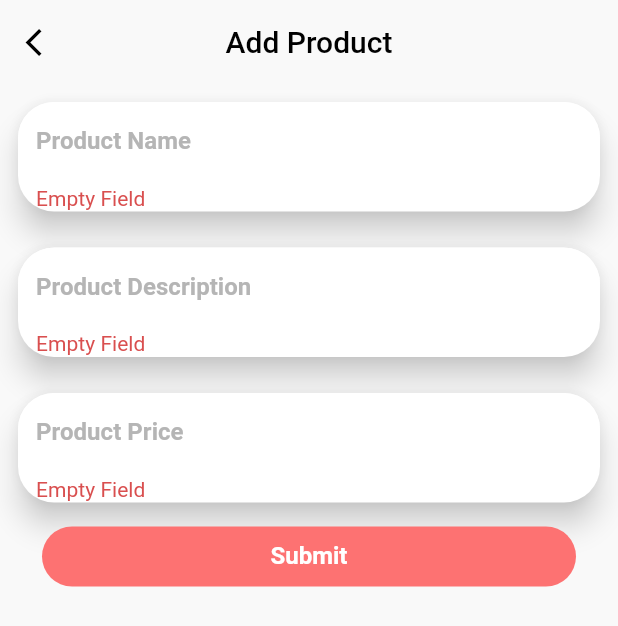
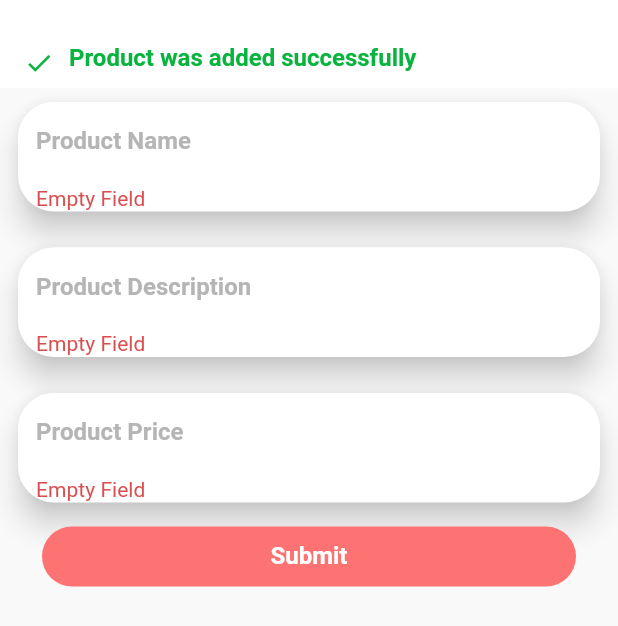
Before and after one commit to RafiMagsi/products_task, a Flutter app: the AddProduct screen opened by its route, after a tap on "Submit", on a phone screen of 412 x 824 dp. Shown: the top 626 px of the screen. Run offline on Flutter 3.47's test engine with Material 2 defaults, Android fonts, the phone set to English and light mode, and no system bars; our stand-ins replace get; Roboto replaces fonts that are missing (Cairo).

Commit message:
Notification bar added.

```diff
--- a/lib/Configs/app_colors.dart
+++ b/lib/Configs/app_colors.dart
@@ -10,4 +10,5 @@ class AppColors {
   static const Color inputBorderColor = Color(0xFFFD7272); // Border color
   static const Color background = Color(0xFFF9F9F9);
   static const Color error = Color(0xFFD94F4F);
+  static const Color popup = Color(0xFF08B43D);
 }
--- a/lib/Controllers/add_product_controller.dart
+++ b/lib/Controllers/add_product_controller.dart
@@ -1,6 +1,7 @@
 import 'package:flutter/material.dart';
 import 'package:get/get.dart';
 import 'package:products_task/Configs/app_pages.dart';
+import 'package:products_task/Helpers/dialog_helper.dart';
 
 class AddProductController extends GetxController {
   var productForm = GlobalKey<FormState>();
@@ -12,5 +13,6 @@ class AddProductController extends GetxController {
     if (productForm.currentState!.validate()) {
       Get.offAndToNamed(AppPages.initial);
     }
+    DialogHelper.showSnackBar("", "Product was added successfully");
   }
 }
--- /dev/null
+++ b/lib/Helpers/dialog_helper.dart
@@ -0,0 +1,61 @@
+import 'package:flutter/material.dart';
+import 'package:get/get.dart';
+import 'package:products_task/Configs/app_colors.dart';
+import 'package:products_task/Configs/text_styles.dart';
+import 'package:products_task/Helpers/loading_dialog.dart';
+
+class DialogHelper {
+  void showLoading([String? loadingText]) {
+    Get.generalDialog(
+      pageBuilder: (context, animation, secondaryAnimation) {
+        return LoadingDialog(
+          loadingText: loadingText ?? 'loading_message'.tr,
+        );
+      },
+      transitionDuration: Duration(milliseconds: 200),
+      transitionBuilder: (context, anim, secAnim, child) {
+        return Transform.scale(
+          scale: anim.value,
+          child: child,
+        );
+      },
+      barrierLabel: '',
+      barrierDismissible: false,
+    );
+  }
+
+  void hideLoading() {
+    if (Get.isDialogOpen!) Get.back();
+  }
+
+  static void showSnackBar(String title, String message, {IconData? iconData}) {
+    Get.snackbar(
+      title,
+      message,
+      forwardAnimationCurve: Curves.elasticOut,
+      backgroundColor: Colors.white,
+      borderRadius: 0,
+      barBlur: 100,
+      snackStyle: SnackStyle.FLOATING,
+      maxWidth: Get.width,
+      colorText: AppColors.popup,
+      snackPosition: SnackPosition.TOP,
+      isDismissible: true,
+      messageText: Text(
+        message,
+        style: AppStyles.titleStyle(color: AppColors.popup),
+      ),
+      padding: const EdgeInsets.only(bottom: 10, top: 0),
+      overlayColor: Colors.white,
+      margin: EdgeInsets.zero,
+      icon: Padding(
+        padding: const EdgeInsets.only(top: 25.0, left: 10),
+        child: Icon(
+          iconData ?? Icons.done,
+          color: AppColors.popup,
+          size: 20,
+        ),
+      ),
+    );
+  }
+}
--- a/lib/Widgets/custom_text_field.dart
+++ b/lib/Widgets/custom_text_field.dart
@@ -3,7 +3,7 @@ import 'package:flutter/services.dart';
 import 'package:products_task/Configs/app_colors.dart';
 import 'package:products_task/Configs/app_sizes.dart';
 import 'package:products_task/Configs/text_styles.dart';
-import 'package:products_task/Helpers/Validators.dart';
+import 'package:products_task/Helpers/validators.dart';
 
 class CustomTextField extends StatelessWidget {
   final bool? disableInteraction;
```
Also changed, not shown: lib/Helpers/loading_dialog.dart (added, +32 -0 lines), lib/Helpers/validators.dart (renamed from lib/Helpers/Validators.dart).
